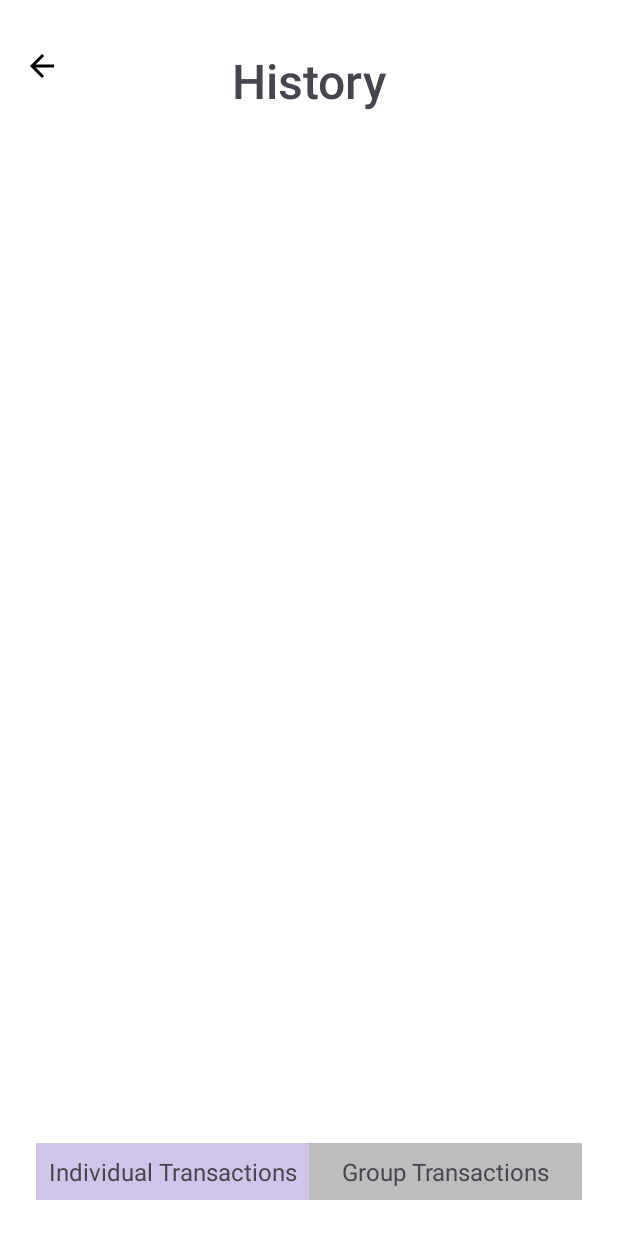
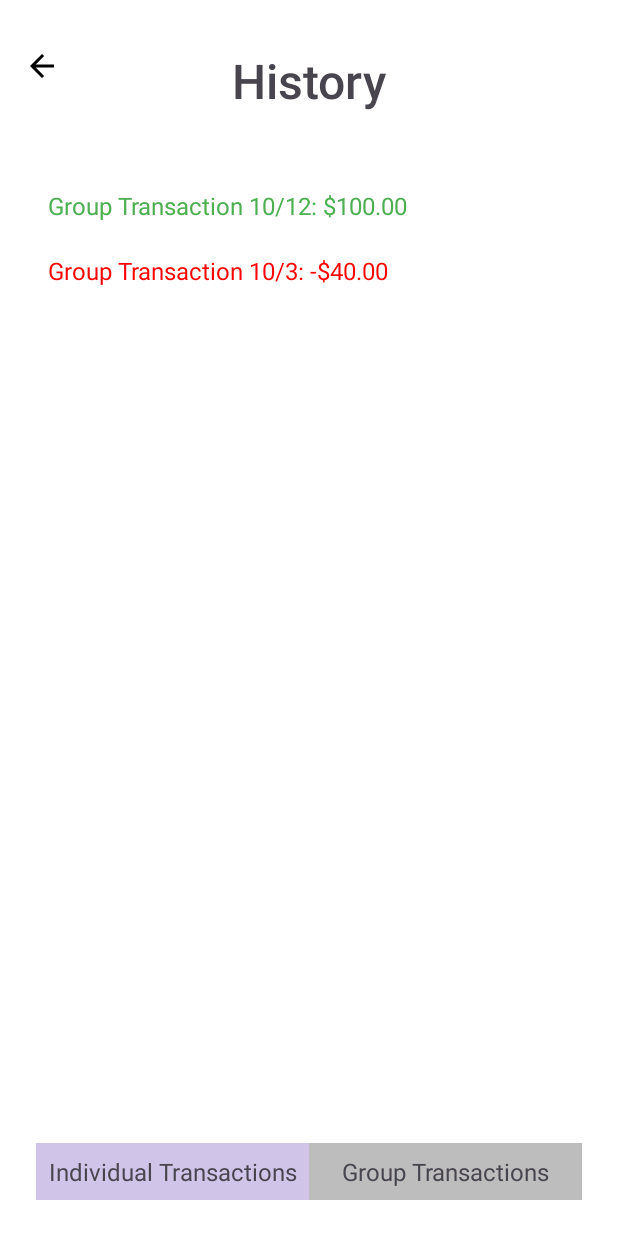
Before and after one commit to cs407-project/square_up, an Android app: the screen it shows after launch (HistoryActivity), after a tap on "Group Transactions", on a phone screen of 412 x 824 dp. Run offline under Robolectric (Android 15) with nearby library versions, the phone set to English and light mode, and no system bars; our stand-ins replace Room's generated code.

Commit message:
reverted the GroupTransactionFragment so their is a clear distinction between it and Individual

```diff
--- a/app/src/main/java/com/cs407/square_up/GroupTransactionFragment.kt
+++ b/app/src/main/java/com/cs407/square_up/GroupTransactionFragment.kt
@@ -35,27 +35,27 @@ class GroupTransactionFragment : Fragment() {
         val db = AppDatabase.getDatabase(requireContext())
         val transactionDao = db.transactionDao()
 
-//        // Example data for group transactions
-//        val transactions = listOf(
-//            Pair("Group Transaction 10/12", "$100.00"),
-//            Pair("Group Transaction 10/3", "-$40.00")
-//        )
-        CoroutineScope(Dispatchers.IO).launch {
+        // Example data for group transactions
+        val transactions = listOf(
+            Pair("Group Transaction 10/12", "$100.00"),
+            Pair("Group Transaction 10/3", "-$40.00")
+        )
+//        CoroutineScope(Dispatchers.IO).launch {
             // Fetch transactions for the current user from the database
-            val transactionData = transactionDao.getTransactionsByUser(currentUserId)
+//            val transactionData = transactionDao.getTransactionsByUser(currentUserId)
             // Convert transactions to List<Pair<String, String>> for display
-            val transactions = transactionData.map { transaction ->
-                val dateFormatter = SimpleDateFormat("MM/dd") // Format date as "MM/dd"
-                val date = dateFormatter.format(transaction.transactionDate)
-                val amount = if (transaction.transactionAmount < 0) {
-                    "-$${"%.2f".format(-transaction.transactionAmount)}"
-                } else {
-                    "$${"%.2f".format(transaction.transactionAmount)}"
-                }
-                Pair("Transaction $date", amount)
-            }
-
-            withContext(Dispatchers.Main) {
+//            val transactions = transactionData.map { transaction ->
+//                val dateFormatter = SimpleDateFormat("MM/dd") // Format date as "MM/dd"
+//                val date = dateFormatter.format(transaction.transactionDate)
+//                val amount = if (transaction.transactionAmount < 0) {
+//                    "-$${"%.2f".format(-transaction.transactionAmount)}"
+//                } else {
+//                    "$${"%.2f".format(transaction.transactionAmount)}"
+//                }
+//                Pair("Transaction $date", amount)
+//            }
+//
+//            withContext(Dispatchers.Main) {
                 // Add each transaction to the container
                 for (transaction in transactions) {
                     val transactionView = TextView(requireContext())
@@ -68,8 +68,8 @@ class GroupTransactionFragment : Fragment() {
                         transactionView.setTextColor(Color.parseColor("#4CAF50"))
                     }
                     transactionContainer.addView(transactionView)
-                }
-            }
+//                }
+//            }
         }
         return rootView
     }
--- a/app/src/main/java/com/cs407/square_up/SignUpActivity.kt
+++ b/app/src/main/java/com/cs407/square_up/SignUpActivity.kt
@@ -59,7 +59,7 @@ class SignUpActivity : AppCompatActivity() {
                             Toast.makeText(this@SignUpActivity, "User registered successfully", Toast.LENGTH_SHORT).show()
                             Handler(Looper.getMainLooper()).postDelayed({
                                 finish()
-                            }, 2000)
+                            }, 2000) // I thought 10 seconds was too long so I changed the delay to 2 seconds
                         } else {
                             Toast.makeText(this@SignUpActivity, "Registration failed", Toast.LENGTH_SHORT).show()
                         }
```
